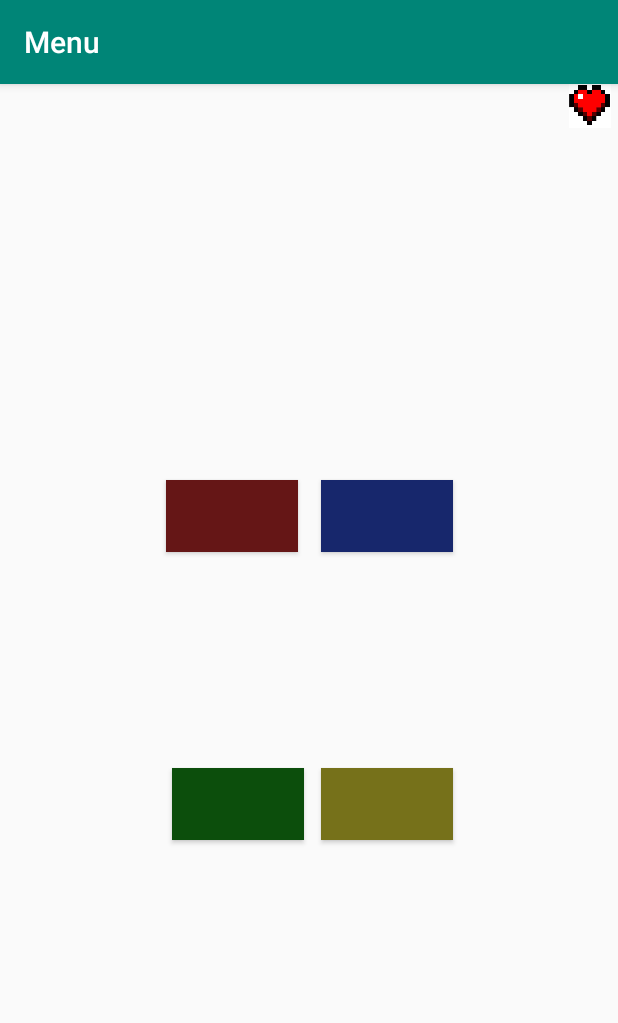
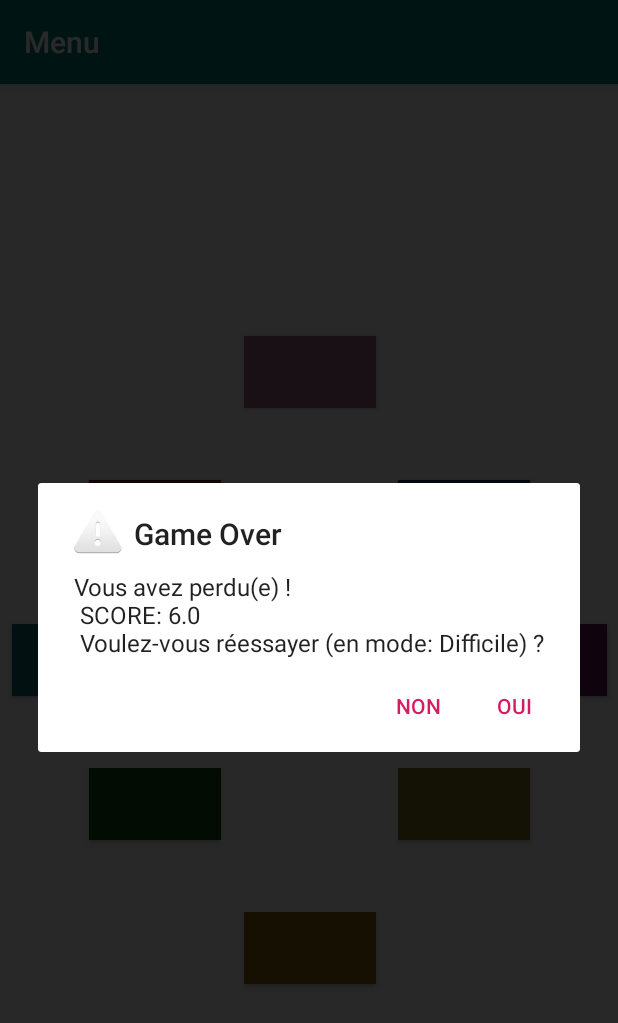
Before and after one commit to PikField/TP_Android_Simon_says, an Android app: the jeu screen opened directly, with no data from a screen before it, after a tap on an icon or button, on a phone screen of 412 x 824 dp. Shown: the top 1023 px of the screen. Run offline under Robolectric (Android 15) with nearby library versions, the light colour scheme and no system bars.

Commit message:
[DEV] Ajout de l'affichage du score

```diff
--- a/TP_Android/app/src/main/java/com/pikifeld/menu/jeu.java
+++ b/TP_Android/app/src/main/java/com/pikifeld/menu/jeu.java
@@ -49,14 +49,14 @@ public class jeu extends AppCompatActivity  {
         setContentView(R.layout.level1);
 
         bouttonACliquer = new ArrayList<Integer>();
-        modeActuel = Mode.Facile;
-        vie = Mode.Facile.getVie();
+        modeActuel = Mode.Difficile;
+        vie = modeActuel.getVie();
 
         boutonCliquerUser = new ArrayList<>();
         bouttonACliquer = new ArrayList<>();
 
 
-        chargerLevel(1);
+        chargerLevel(5);
     }
 
     @Override
@@ -116,7 +116,12 @@ public class jeu extends AppCompatActivity  {
 
     private void allumerLumiere(final int num){
         blockButtons();
+        new CountDownTimer(TIMER_ENTRE_ECLAIRAGE/2, 10) {
 
+            public void onTick(long millisUntilFinished) {
+            }
+
+            public void onFinish() {
                 new CountDownTimer(TIMER_ENTRE_ECLAIRAGE, 10) {
 
                     public void onTick(long millisUntilFinished) {
@@ -130,6 +135,9 @@ public class jeu extends AppCompatActivity  {
                             allumerLumiere(i);
                     }
                 }.start();
+            }
+        }.start();
+
 
         unBlockButons();
     }
@@ -212,7 +220,7 @@ public class jeu extends AppCompatActivity  {
     private void gameOver(){
         new AlertDialog.Builder(this)
                 .setTitle("Game Over")
-                .setMessage("Vous avez perdu(e) !\n Voulez-vous réessayer (en mode: "+modeActuel.getNomMode()+") ?")
+                .setMessage("Vous avez perdu(e) !\n SCORE: "+(modeActuel.getPoid()*(levelActuel-1))+" \n Voulez-vous réessayer (en mode: "+modeActuel.getNomMode()+") ?")
 
                 // Specifying a listener allows you to take an action before dismissing the dialog.
                 // The dialog is automatically dismissed when a dialog button is clicked.
--- a/TP_Android/app/src/main/res/layout/connexion.xml
+++ b/TP_Android/app/src/main/res/layout/connexion.xml
@@ -30,7 +30,7 @@
         app:layout_constraintTop_toTopOf="parent" />
 
     <Button
-        android:id="@+id/button2"
+        android:id="@+id/connexion"
         android:layout_width="wrap_content"
         android:layout_height="wrap_content"
         android:text="Button"
```
Also changed, not shown: TP_Android/app/src/main/java/com/pikifeld/menu/MainActivity.java (+5 -4 lines). Lines whose indentation alone changed are shown as unchanged.
